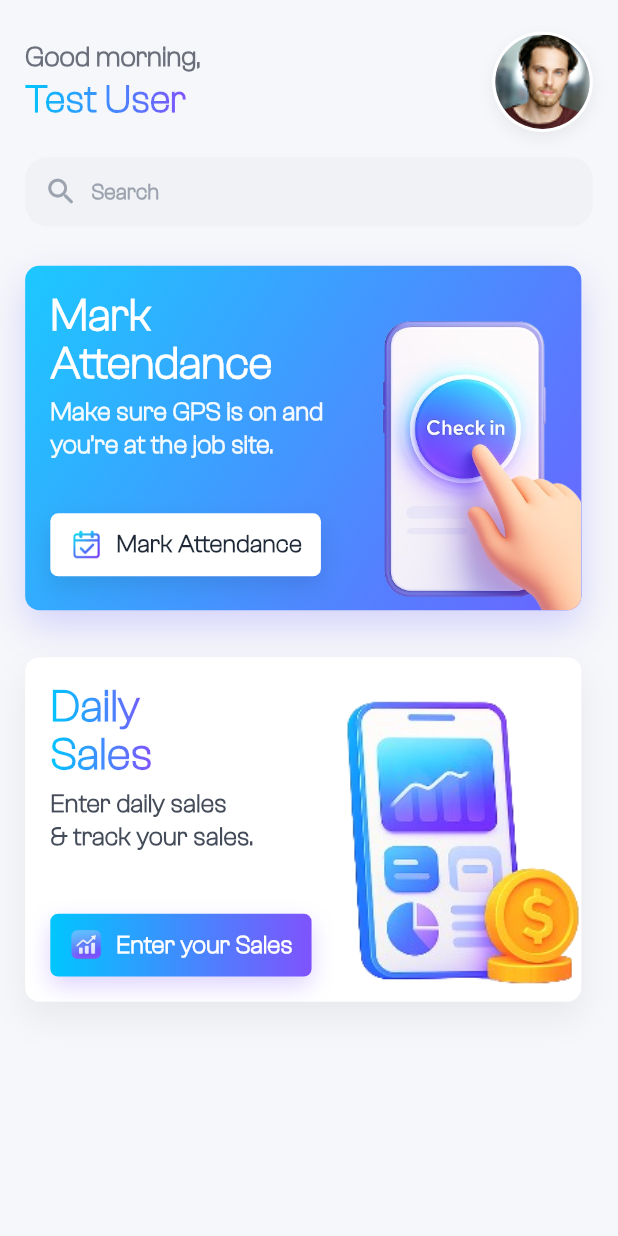
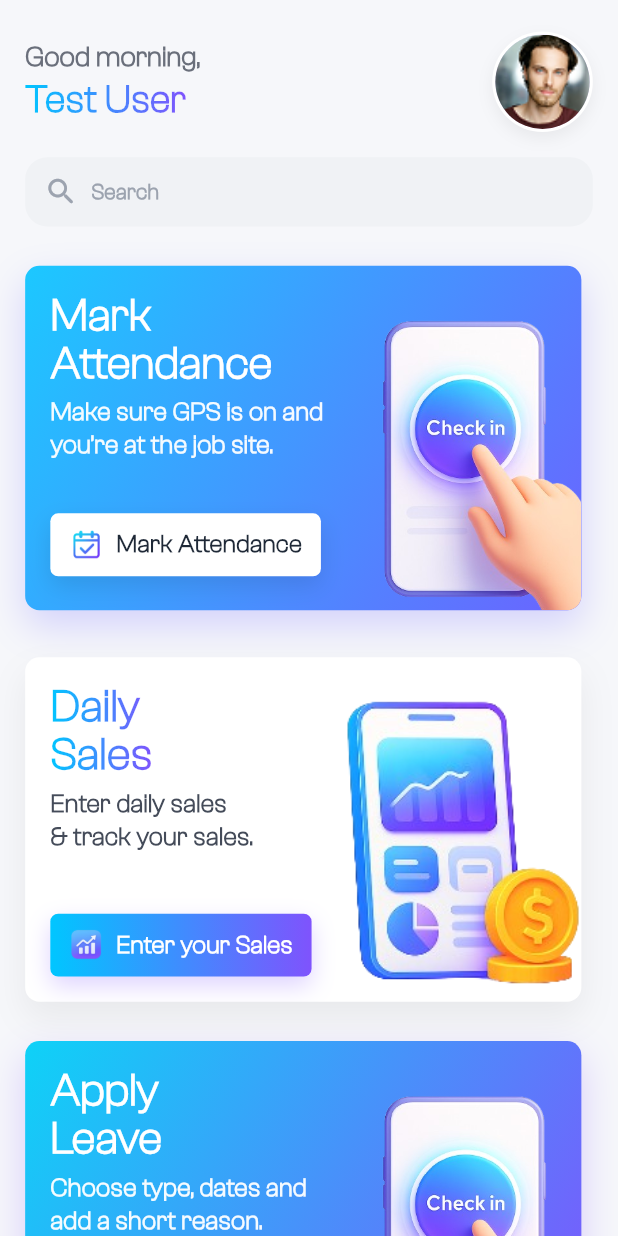
Before and after one commit to mubasheransari/ams-tea-new, a Flutter app: the HomeScreen screen opened directly, on a phone screen of 412 x 824 dp. Run offline on Flutter 3.47's test engine with Material 3 defaults, Android fonts, the phone set to English and light mode, and no system bars; our stand-ins replace bloc, equatable, flutter_bloc, geocoding, get_storage, google_maps_flutter and 2 more; accounts and stored records are empty; network calls fail.

Commit message:
apply leave foirms

```diff
--- a/lib/Screens/home_screen.dart
+++ b/lib/Screens/home_screen.dart
@@ -1,4 +1,5 @@
 import 'package:flutter/material.dart';
+import 'package:new_amst_flutter/Screens/app_leave_screen.dart';
 import 'package:new_amst_flutter/Screens/mark_attendance.dart'
     show MarkAttendanceView;
 
@@ -53,6 +54,11 @@ class HomeScreen extends StatelessWidget {
                     onTap: () {},
                     child: SalesWidget(s: s),
                   ),
+                       SizedBox(height: 25 * s),
+                  InkWell(
+                    onTap: () {
+                    },
+                    child: ApplyLeaveWidget(s: s))
                 ],
               ),
             ),
@@ -204,8 +210,6 @@ class MarkAttendanceWidget extends StatelessWidget {
           Positioned(
             right: -29 * s,
             top: 18 * s,
-            // right: -25 * s,
-            // top: -10 * s,
             child: SizedBox(
               width: 205 * s,
               height: 210 * s,
@@ -265,6 +269,102 @@ class MarkAttendanceWidget extends StatelessWidget {
     );
   }
 }
+
+
+
+class ApplyLeaveWidget extends StatelessWidget {
+  const ApplyLeaveWidget({required this.s, super.key});
+  final double s;
+
+  @override
+  Widget build(BuildContext context) {
+    return Container(
+      height: 219 * s,
+      width: MediaQuery.of(context).size.width * 0.90,
+      decoration: BoxDecoration(
+        gradient: const LinearGradient(
+          colors: [Color(0xFF0ED2F7), Color(0xFF7F53FD)], // same vibe
+          begin: Alignment.topLeft,
+          end: Alignment.bottomRight,
+        ),
+        borderRadius: BorderRadius.circular(9 * s),
+        boxShadow: [
+          BoxShadow(
+            color: const Color(0xFF7F53FD).withOpacity(0.25),
+            blurRadius: 20 * s,
+            offset: Offset(0, 10 * s),
+          ),
+        ],
+      ),
+      clipBehavior: Clip.antiAlias,
+      child: Stack(
+        children: [
+          // right illustration
+          Positioned(
+            right: -29 * s,
+            top: 18 * s,
+            child: SizedBox(
+              width: 205 * s,
+              height: 210 * s,
+              child: Image.asset(
+                 'assets/new_attendance_icon-removebg-preview.png',
+                fit: BoxFit.contain,
+              ),
+            ),
+          ),
+          // text + button
+          Padding(
+            padding: EdgeInsets.all(16 * s),
+            child: Column(
+              crossAxisAlignment: CrossAxisAlignment.start,
+              children: [
+                Text(
+                  'Apply\nLeave',
+                  style: TextStyle(
+                    fontFamily: 'ClashGrotesk',
+                    color: Colors.white,
+                    fontSize: 29 * s,
+                    fontWeight: FontWeight.w900,
+                    height: 1.05,
+                  ),
+                ),
+                SizedBox(height: 6 * s),
+                Text(
+                  'Choose type, dates and\nadd a short reason.',
+                  style: TextStyle(
+                    fontFamily: 'ClashGrotesk',
+                    color: Colors.white.withOpacity(0.95),
+                    fontSize: 16.5 * s,
+                    fontWeight: FontWeight.w600,
+                    height: 1.25,
+                  ),
+                ),
+                SizedBox(height: 34 * s),
+                InkWell(
+                  onTap: () {
+                                     Navigator.of(context, rootNavigator: true).push(
+                      MaterialPageRoute(
+                        builder: (_) => const ApplyLeaveScreen(),
+                        fullscreenDialog: true,
+                      ),
+                    );//   Navigator.push(context, MaterialPageRoute(builder: (context)=> ApplyLeaveScreen()));
+
+                  },
+                  child: _ChipButtonWhite(
+                    s: s,
+                    icon: 'assets/attendance_icons.png',
+                    label: 'Apply Leave',
+                  ),
+                ),
+              ],
+            ),
+          ),
+        ],
+      ),
+    );
+  }
+}
+
 
 class SalesWidget extends StatelessWidget {
   const SalesWidget({required this.s});
```
Also changed, not shown: lib/Screens/app_leave_screen.dart (added, +574 -0 lines).
